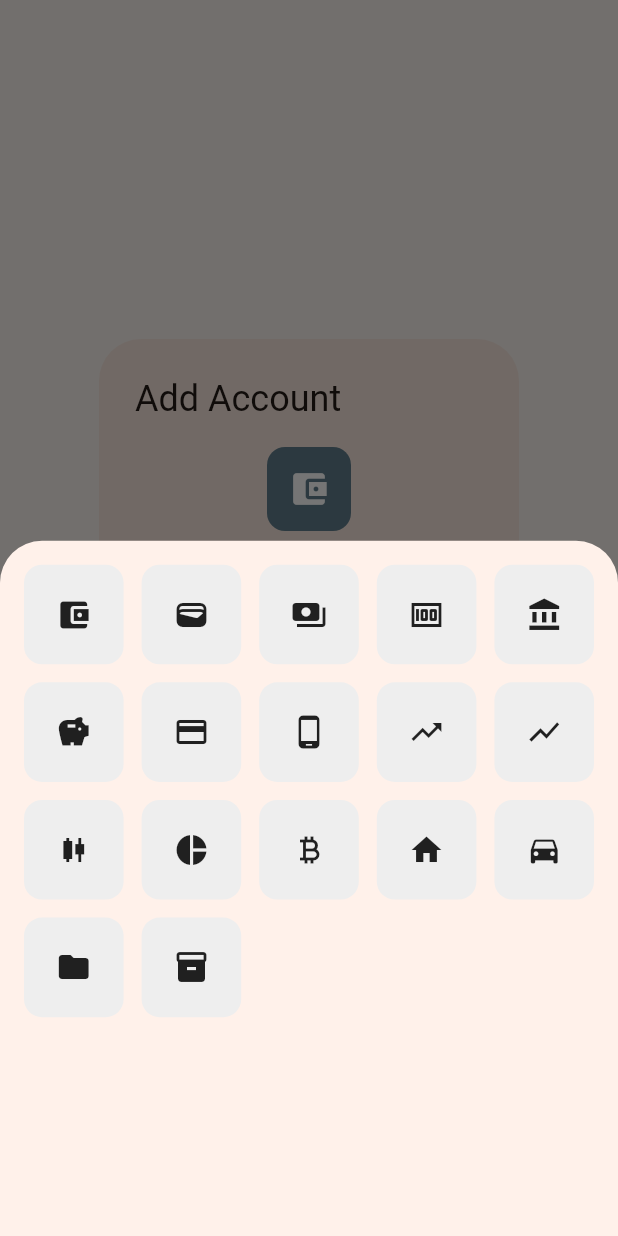
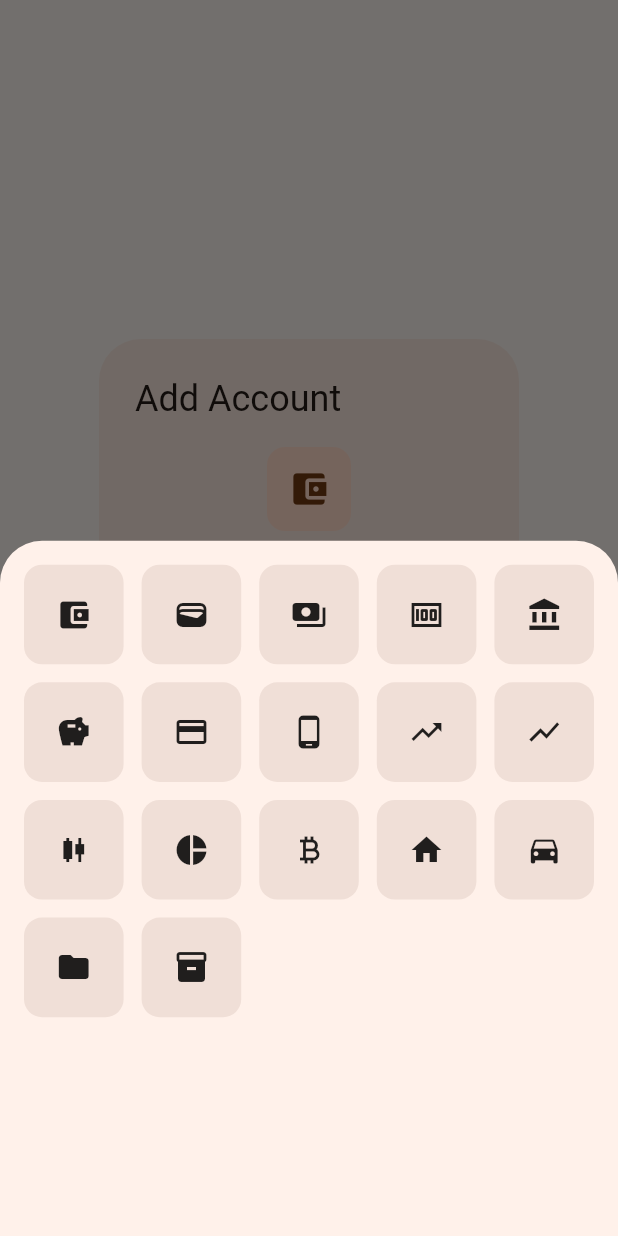
Before and after one commit to andimei/artakula, a Flutter app: the AccountFormDialog widget shown alone on an empty page, opened directly, after a tap on the "account balance wallet" icon, on a phone screen of 412 x 824 dp. Run offline on Flutter 3.47's test engine with Material 3 defaults, Android fonts, the phone set to English and light mode, and no system bars; our stand-ins replace auto_size_text, fl_chart, flutter_riverpod, hive, hive_flutter, shared_preferences; accounts and stored records are empty.

Commit message:
improve color account page

```diff
--- a/lib/features/accounts/presentation/pages/account_page.dart
+++ b/lib/features/accounts/presentation/pages/account_page.dart
@@ -1,3 +1,4 @@
+import 'package:artakula/core/theme/theme_ext.dart';
 import 'package:artakula/features/accounts/data/models/account.dart';
 import 'package:artakula/features/accounts/presentation/widgets/account_from_dialog.dart';
 import 'package:artakula/features/accounts/presentation/widgets/account_header.dart';
@@ -77,7 +78,10 @@ class _AccountsPageState extends ConsumerState<AccountsPage> {
 
           dragHandle: ReorderableDragStartListener(
             index: index,
-            child: const Icon(Icons.dehaze, color: Colors.grey),
+            child: Icon(
+                    Icons.dehaze,
+                    color: context.colors.onSurfaceVariant.withValues(alpha: 0.4),
+                  ),
           ),
           onTap: () {
             _openForm(context, ref, account);
--- a/lib/features/accounts/presentation/widgets/account_from_dialog.dart
+++ b/lib/features/accounts/presentation/widgets/account_from_dialog.dart
@@ -1,3 +1,4 @@
+import 'package:artakula/core/theme/theme_ext.dart';
 import 'package:artakula/features/accounts/data/account_icons.dart';
 import 'package:artakula/features/accounts/provider/account_provider.dart';
 import 'package:artakula/features/categories/providers/category_provider.dart';
@@ -70,12 +71,12 @@ class _AccountFormDialogState extends ConsumerState<AccountFormDialog> {
               width: 56,
               height: 56,
               decoration: BoxDecoration(
-                color: Colors.blueGrey,
+                color: context.colors.primaryContainer,
                 borderRadius: BorderRadius.circular(12),
               ),
               child: Icon(
                 _selectedIcon,
-                color: Colors.white,
+                color: context.colors.onPrimaryContainer,
                 size: 28,
               ),
             ),
@@ -112,7 +113,7 @@ class _AccountFormDialogState extends ConsumerState<AccountFormDialog> {
           TextButton(
             onPressed: _confirmDelete,
             style: TextButton.styleFrom(
-              foregroundColor: Colors.red,
+              foregroundColor: context.semantic.expense,
             ),
             child: const Text('Delete'),
           ),
@@ -267,7 +268,7 @@ class _AccountFormDialogState extends ConsumerState<AccountFormDialog> {
               },
               child: Container(
                 decoration: BoxDecoration(
-                  color: Colors.grey.shade200,
+                  color: context.colors.surfaceContainerHighest,
                   borderRadius: BorderRadius.circular(12),
                 ),
                 child: Icon(icon),
--- a/lib/features/accounts/presentation/widgets/account_header.dart
+++ b/lib/features/accounts/presentation/widgets/account_header.dart
@@ -1,3 +1,4 @@
+import 'package:artakula/core/theme/theme_ext.dart';
 import 'package:artakula/features/transactions/providers/transaction_provider.dart';
 import 'package:flutter/material.dart';
 import 'package:flutter_riverpod/flutter_riverpod.dart';
@@ -21,7 +22,7 @@ class AccountHeader extends ConsumerWidget {
         horizontal: 16,
         vertical: 4,
       ),
-      color: Colors.grey.shade200,
+      color: context.colors.surfaceContainerLow,
       child: Row(
         children: [
           const Expanded(
```
Also changed, not shown: lib/features/accounts/presentation/widgets/account_tile.dart (+7 -6 lines).
